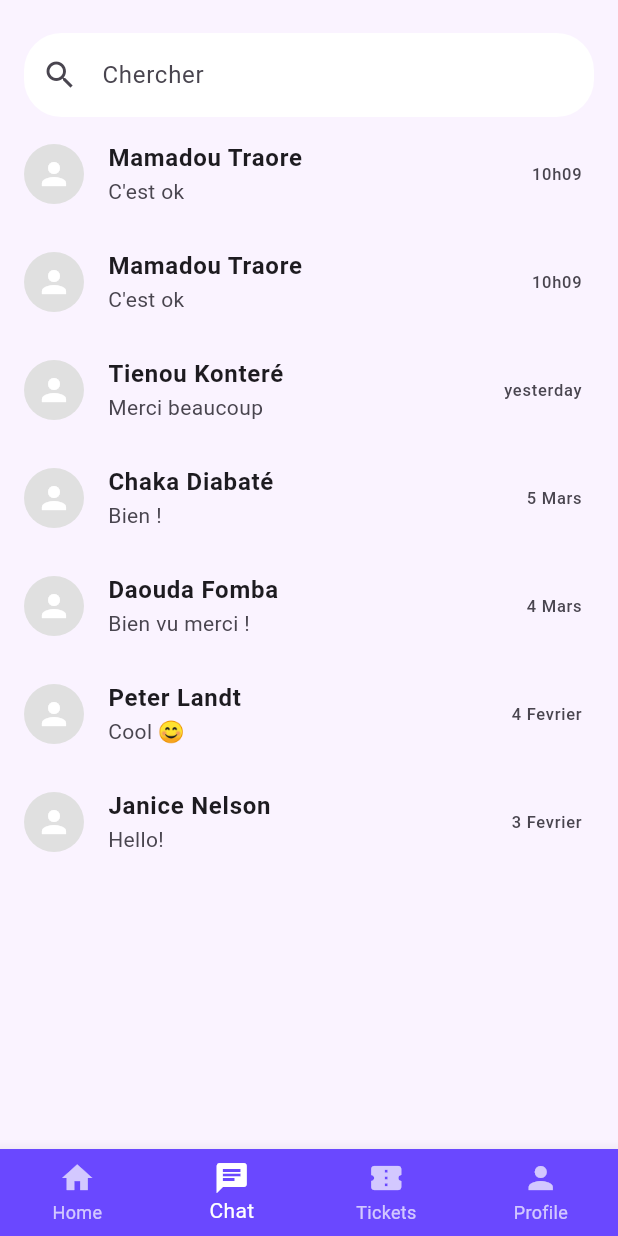
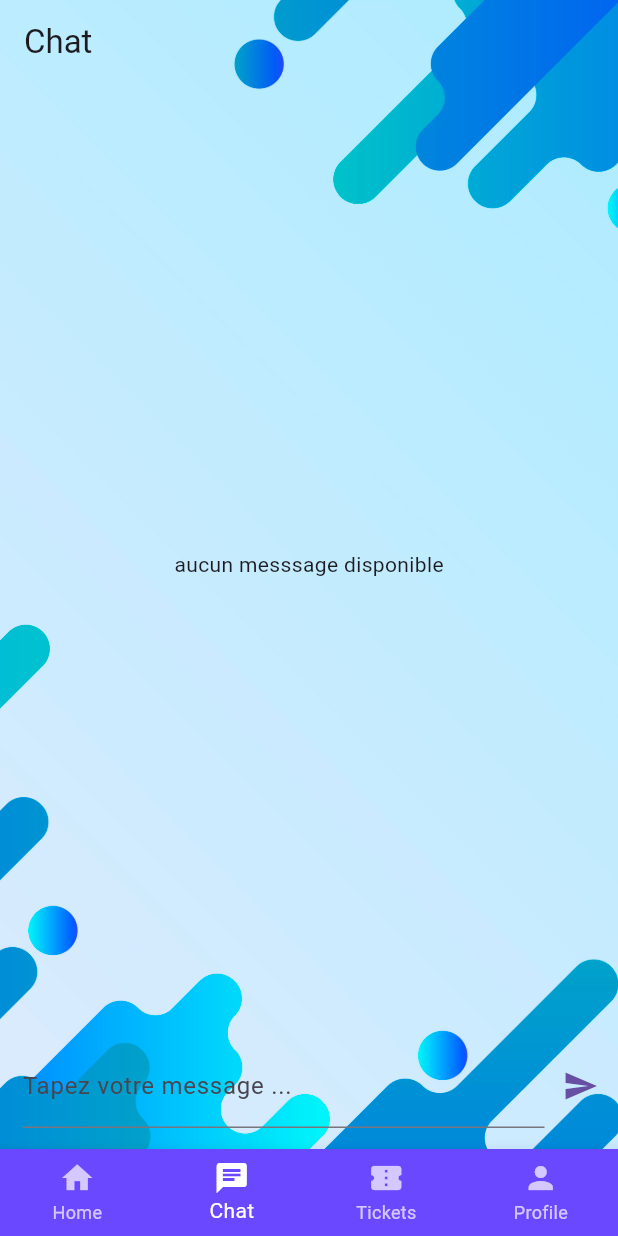
Before and after one commit to Bouba8307/flutter, a Flutter app: the screen it shows once a user with an empty profile is signed in, item 2 of the bottom bar chosen, on a phone screen of 412 x 824 dp. Run offline on Flutter 3.47's test engine with Material 3 defaults, Android fonts, the phone set to English and light mode, and no system bars; our stand-ins replace cloud_firestore, firebase_auth, firebase_core, firebase_storage, image_picker; accounts and stored records are empty.

Commit message:
03/09 22:16

```diff
--- a/lib/authentification/chat.dart
+++ b/lib/authentification/chat.dart
@@ -1,4 +1,6 @@
 import 'package:flutter/material.dart';
+import 'package:system_help/widget/chat_messages.dart';
+import 'package:system_help/widget/new_messages.dart';
 
 void main() {
   runApp(Chat());
@@ -11,68 +13,35 @@ class Chat extends StatelessWidget {
       debugShowCheckedModeBanner: false,
       title: 'Chat UI',
       theme: ThemeData(
-        primarySwatch: Colors.purple,
+        primarySwatch: Colors.purple, // Optionally set a primary color or other theme data
       ),
-      home: ChatScreen(),
-    );
-  }
-}
-
-class ChatScreen extends StatelessWidget {
-  final List<Map<String, String>> chats = [
-    {'name': 'Mamadou Traore', 'message': 'C\'est ok', 'time': '10h09'},
-    {'name': 'Mamadou Traore', 'message': 'C\'est ok', 'time': '10h09'},
-    {
-      'name': 'Tienou Konteré',
-      'message': 'Merci beaucoup',
-      'time': 'yesterday'
-    },
-    {'name': 'Chaka Diabaté', 'message': 'Bien !', 'time': '5 Mars'},
-    {'name': 'Daouda Fomba', 'message': 'Bien vu merci !', 'time': '4 Mars'},
-    {'name': 'Peter Landt', 'message': 'Cool 😊', 'time': '4 Fevrier'},
-    {'name': 'Janice Nelson', 'message': 'Hello!', 'time': '3 Fevrier'},
-  ];
-
-  @override
-  Widget build(BuildContext context) {
-    return Scaffold(
-      backgroundColor: const Color(0xFFFAF3FF),
-      appBar: AppBar(
-        backgroundColor: Colors.transparent,
-        elevation: 0,
-        toolbarHeight: 80,
-        title: Padding(
-          padding: const EdgeInsets.only(top: 20),
-          child: TextField(
-            decoration: InputDecoration(
-              prefixIcon: const Icon(Icons.search),
-              hintText: 'Chercher',
-              border: OutlineInputBorder(
-                borderRadius: BorderRadius.circular(25),
-                borderSide: BorderSide.none,
+      home: Scaffold(
+        body: Stack(
+          children: [
+            // Background image
+            Positioned.fill(
+              child: Image.asset(
+                'assets/images/background.jpg',
+                fit: BoxFit.cover,
               ),
-              filled: true,
-              fillColor: Colors.white,
             ),
-          ),
+            // Column for chat content
+            Column(
+              children: [
+                Container(
+                  color: Colors.transparent, // Ensures that the background image is visible behind the AppBar
+                  child: AppBar(
+                    title: const Text('Chat'),
+                    backgroundColor: Colors.transparent, // Make AppBar background transparent
+                    elevation: 0, // Remove shadow to show the background image clearly
+                  ),
+                ),
+                const Expanded(child: ChatMessages()),
+                const NewMessages(),
+              ],
+            ),
+          ],
         ),
-      ),
-      body: ListView.builder(
-        itemCount: chats.length,
-        itemBuilder: (context, index) {
-          return ListTile(
-            leading: CircleAvatar(
-              backgroundColor: Colors.grey[300],
-              child: const Icon(Icons.person, color: Colors.white),
-            ),
-            title: Text(
-              chats[index]['name']!,
-              style: const TextStyle(fontWeight: FontWeight.bold),
-            ),
-            subtitle: Text(chats[index]['message']!),
-            trailing: Text(chats[index]['time']!),
-          );
-        },
       ),
     );
   }
--- a/lib/authentification/home.dart
+++ b/lib/authentification/home.dart
@@ -1,8 +1,8 @@
 import 'package:firebase_auth/firebase_auth.dart';
 import 'package:flutter/material.dart';
 import 'chat.dart'; // Import the Chat screen
-import 'profile.dart'; // Import the Profile screen
-import 'tickets.dart'; // Import the Tickets screen
+import '../widget/profile.dart'; // Import the Profile screen
+import '../widget/tickets.dart'; // Import the Tickets screen
 
 class HomeScreen extends StatefulWidget {
   const HomeScreen({super.key});
@@ -46,7 +46,7 @@ class HomeScreenState extends State<HomeScreen> {
       ),
       bottomNavigationBar: BottomNavigationBar(
         type: BottomNavigationBarType.fixed,
-        backgroundColor: Color(0xFF6A48FF),
+        backgroundColor: const Color(0xFF6A48FF),
         selectedItemColor: Colors.white,
         unselectedItemColor: Colors.white70,
         currentIndex: _selectedIndex,
@@ -101,7 +101,7 @@ class Home extends StatelessWidget {
                       FirebaseAuth.instance.signOut();
                     },
                     icon: Icon(
-                      Icons.logout,
+                      Icons.exit_to_app,
                       color: Theme.of(context).colorScheme.primary,
                     ),
                   ),
--- /dev/null
+++ b/lib/widget/chat_messages.dart
@@ -0,0 +1,9 @@
+import 'package:flutter/material.dart';
+
+class ChatMessages extends StatelessWidget {
+  const ChatMessages({super.key});
+
+  Widget build(BuildContext context) {
+    return const Center(child: Text('aucun messsage disponible'),) ;
+  }
+}
--- /dev/null
+++ b/lib/widget/new_messages.dart
@@ -0,0 +1,54 @@
+import 'package:flutter/material.dart';
+
+class NewMessages extends StatefulWidget {
+  const NewMessages({super.key});
+  @override
+  State<NewMessages> createState() {
+    return _NewMessagesState();
+  }
+}
+
+class _NewMessagesState extends State<NewMessages> {
+  final _messageController = TextEditingController();
+
+  @override
+  void dispose() {
+    _messageController.dispose();
+    super.dispose();
+  }
+
+  void _submitMessage() {
+   final enteredMessage = _messageController.text;
+   if (enteredMessage.trim().isEmpty) {
+     return;
+   }
+   _messageController.clear();
+  }
+  @override
+  Widget build(BuildContext context) {
+    return Padding(
+
+      padding: const EdgeInsets.only(left: 15, right: 1, bottom: 14),
+      child: Row(
+        children: [
+          Expanded(
+            child: TextField(
+              controller: _messageController ,
+              textCapitalization: TextCapitalization.sentences,
+              autocorrect: true,
+              enableSuggestions: true,
+              decoration:  const InputDecoration(labelText: 'Tapez votre message ...'),
+            ),
+          ),
+          IconButton(
+            color: Theme.of(context).colorScheme.primary,
+            icon: const Icon(
+                Icons.send,
+                ),
+            onPressed:_submitMessage
+          ),
+        ],
+      ),
+    );
+  }
+}
```
Also changed, not shown: lib/authentification/auth.dart (+136 -68 lines), lib/widget/profile.dart (renamed from lib/authentification/profile.dart, +6 -3 lines), lib/widget/tickets.dart (renamed from lib/authentification/tickets.dart).
